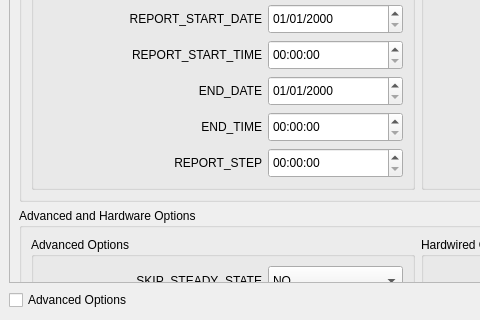
Old version of the form flo2d/ui/inp_groups.ui in the repository FLO-2DSoftware/qgis-flo-2d-plugin; both pictures show x 0 to 480 and y 252 to 572 of the 849 by 572 pixel window.
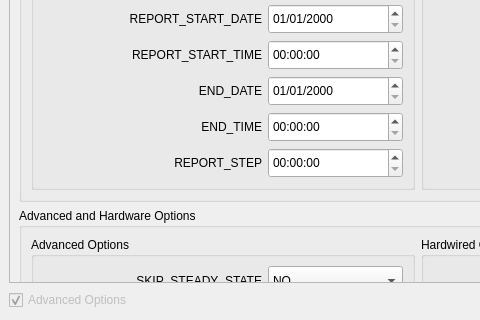
New version of the form. Custom widgets are drawn as their Qt base class.

Commit message: Disable and hide 'Advanced Options'. Collapse both groups.

Diff of the .ui file:
```diff
--- a/flo2d/ui/inp_groups.ui
+++ b/flo2d/ui/inp_groups.ui
@@ -1471,9 +1471,15 @@
     <layout class="QHBoxLayout" name="horizontalLayout">
      <item>
       <widget class="QCheckBox" name="advanced_options_chbox">
+       <property name="enabled">
+        <bool>false</bool>
+       </property>
        <property name="text">
         <string>Advanced Options</string>
        </property>
+       <property name="checked">
+        <bool>true</bool>
+       </property>
       </widget>
      </item>
      <item>
```
The commit also changes 1 other file.
